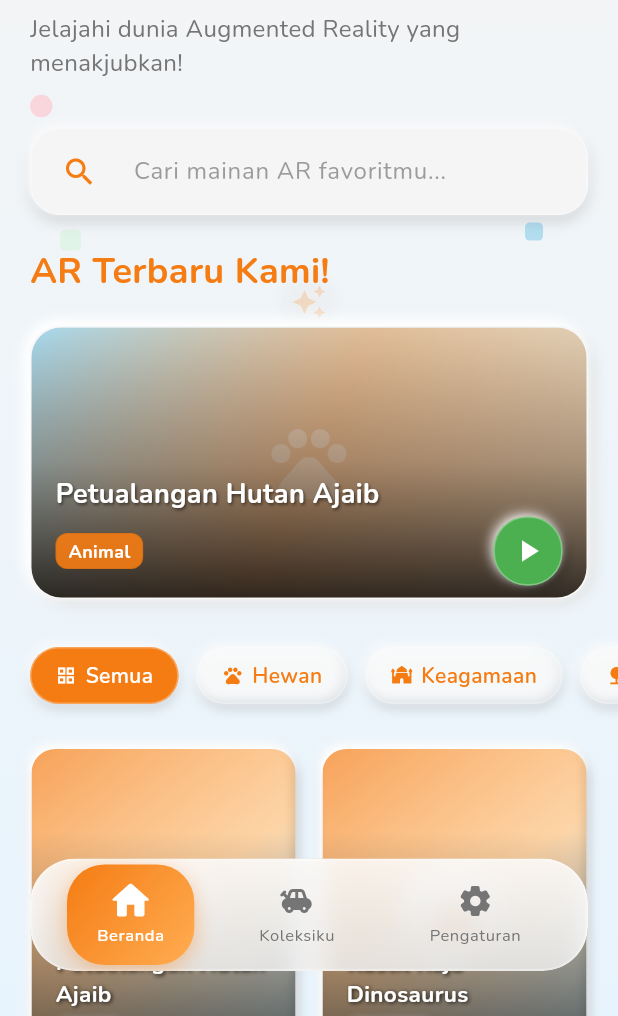
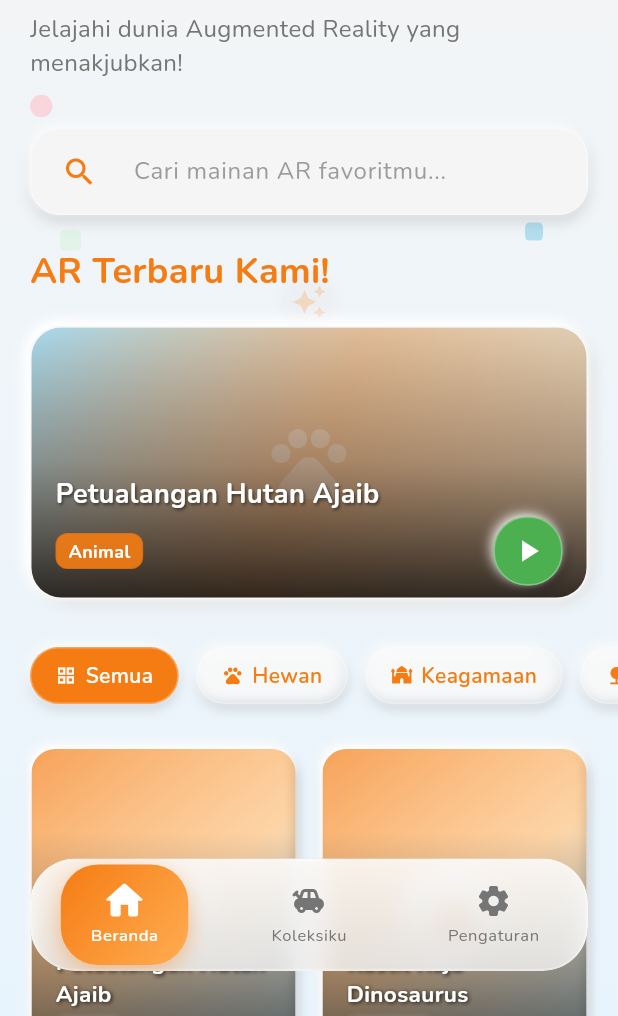
Before and after one commit to KhairuMufid/portal-ar, a Flutter app: the screen it shows after launch, on a phone screen of 412 x 824 dp, the part 220-1236 px from its top. Run offline on Flutter 3.47's test engine with Material 3 defaults, Android fonts, the phone set to English and light mode, and no system bars; our stand-ins replace google_fonts, shared_preferences; project files that could hold a hidden picture were left out.

Commit message:
fix botom navbar UI and behaviour

```diff
--- a/mobile-development/lib/shared/widgets/main_screen.dart
+++ b/mobile-development/lib/shared/widgets/main_screen.dart
@@ -18,6 +18,7 @@ class _MainScreenState extends State<MainScreen> with TickerProviderStateMixin {
   late PageController _pageController;
   late List<AnimationController> _iconControllers;
   late List<Animation<double>> _iconAnimations;
+  bool _isAnimatingToPage = false; // Flag untuk mencegah konflik onPageChanged
 
   final List<Widget> _pages = [
     const HomePage(),
@@ -75,6 +76,8 @@ class _MainScreenState extends State<MainScreen> with TickerProviderStateMixin {
   void _onNavTap(int index) {
     if (index == _currentIndex) return;
 
+    _isAnimatingToPage = true; // Set flag sebelum animasi
+
     setState(() {
       _currentIndex = index;
     });
@@ -83,7 +86,10 @@ class _MainScreenState extends State<MainScreen> with TickerProviderStateMixin {
       index,
       duration: AppConstants.mediumAnimation,
       curve: Curves.easeInOut,
-    );
+    ).then((_) {
+      // Reset flag setelah animasi selesai
+      _isAnimatingToPage = false;
+    });
 
     // Animate icons
     for (int i = 0; i < _iconControllers.length; i++) {
@@ -102,6 +108,8 @@ class _MainScreenState extends State<MainScreen> with TickerProviderStateMixin {
       body: PageView(
         controller: _pageController,
         onPageChanged: (index) {
+          // Hanya update state jika bukan animasi manual dari tap
+          if (!_isAnimatingToPage) {
             setState(() {
               _currentIndex = index;
             });
@@ -112,6 +120,7 @@ class _MainScreenState extends State<MainScreen> with TickerProviderStateMixin {
                 _iconControllers[i].forward();
               } else {
                 _iconControllers[i].reverse();
+              }
             }
           }
         },
@@ -169,10 +178,23 @@ class _MainScreenState extends State<MainScreen> with TickerProviderStateMixin {
               ],
             ),
             child: Row(
-              mainAxisAlignment: MainAxisAlignment.spaceEvenly,
-              children: List.generate(_icons.length, (index) {
-                return _buildFloatingNavItem(index);
-              }),
+              children: [
+                // Home menu - positioned to the left
+                Expanded(
+                  flex: 1,
+                  child: Center(child: _buildFloatingNavItem(0)),
+                ),
+                // Collection menu - perfectly centered
+                Expanded(
+                  flex: 1,
+                  child: Center(child: _buildFloatingNavItem(1)),
+                ),
+                // Settings menu - positioned to the right
+                Expanded(
+                  flex: 1,
+                  child: Center(child: _buildFloatingNavItem(2)),
+                ),
+              ],
             ),
           ),
         ),
```
Lines whose indentation alone changed are shown as unchanged.
